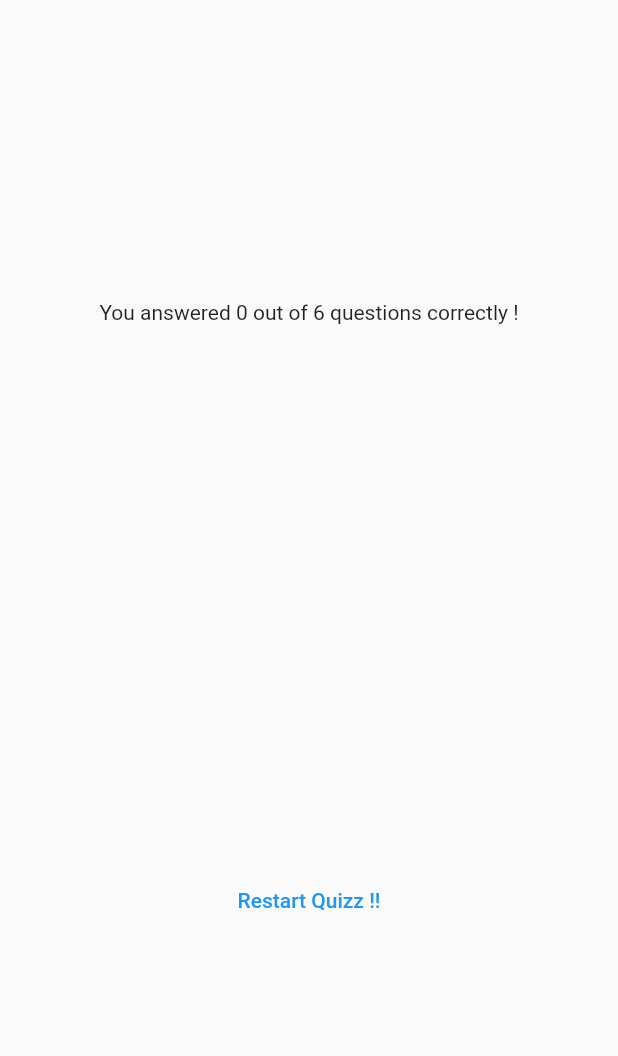
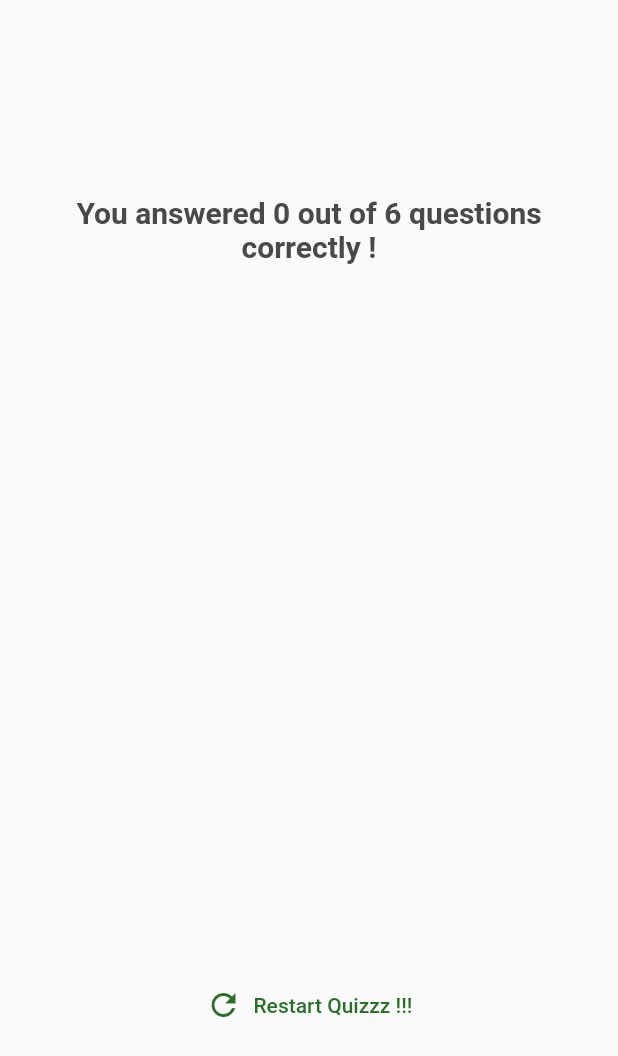
Before and after one commit to flodro34/quizz_app, a Flutter app: the ResultsScreen widget shown alone on an empty page, opened directly with empty values, on a phone screen of 412 x 824 dp. Shown: the top 1056 px of the screen. Run offline on Flutter 3.47's test engine with Material 2 defaults, Android fonts, the phone set to English and light mode, and no system bars; our stand-ins replace google_fonts; Roboto replaces fonts that are missing (Abel).

Commit message:
results_screen css

```diff
--- /dev/null
+++ b/lib/question_summary/questions_summary.dart
@@ -0,0 +1,25 @@
+import 'package:flutter/material.dart';
+
+import 'package:quizz_app/question_summary/summary_item.dart';
+
+class QuestionsSummary extends StatelessWidget {
+  const QuestionsSummary(this.summaryData, {super.key});
+
+  final List<Map<String, Object>> summaryData;
+
+  @override
+  Widget build(BuildContext context) {
+    return SizedBox(
+      height: 400,
+      child: SingleChildScrollView(
+        child: Column(
+          children: summaryData.map(
+            (data) {
+              return SummaryItem(data);
+            },
+          ).toList(),
+        ),
+      ),
+    );
+  }
+}
--- a/lib/results_screen.dart
+++ b/lib/results_screen.dart
@@ -1,13 +1,16 @@
 import 'package:flutter/material.dart';
+import 'package:google_fonts/google_fonts.dart';
 import 'package:quizz_app/data/questions.dart';
-import 'package:quizz_app/questions_summary.dart';
+import 'package:quizz_app/question_summary/questions_summary.dart';
 
 class ResultsScreen extends StatelessWidget {
   const ResultsScreen({
     super.key,
     required this.chosenAnswers,
+    required this.onRestart,
   });
 
+  final void Function() onRestart;
   final List<String> chosenAnswers;
 
   List<Map<String, Object>> getSummaryData() {
@@ -42,17 +45,27 @@ class ResultsScreen extends StatelessWidget {
           children: [
             Text(
               'You answered $numCorrectQuestions out of $numTotalQuestions questions correctly !',
+              style: GoogleFonts.abel(
+                color: const Color.fromARGB(255, 73, 73, 73),
+                fontSize: 20,
+                fontWeight: FontWeight.bold,
+              ),
+              textAlign: TextAlign.center,
             ),
             const SizedBox(
               height: 30,
             ),
             QuestionsSummary(summaryData),
             const SizedBox(
-              height: 30,
+              height: 40,
             ),
-            TextButton(
-              onPressed: () {},
-              child: const Text('Restart Quizz !!'),
+            TextButton.icon(
+              onPressed: onRestart,
+              style: TextButton.styleFrom(
+                foregroundColor: Color.fromARGB(255, 44, 109, 42),
+              ),
+              icon: const Icon(Icons.refresh),
+              label: const Text('Restart Quizzz !!!'),
             ),
           ],
         ),
```
Also changed, not shown: lib/question_summary/question_identifier.dart (added, +32 -0 lines), lib/question_summary/summary_item.dart (added, +52 -0 lines), lib/questions_summary.dart (deleted, +0 -37 lines), lib/quizz.dart (+8 -0 lines).
